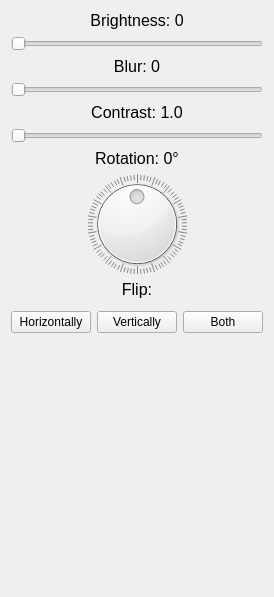
Qt form ui/edit.ui (0xC0000409/ImageProcessor) before a commit.
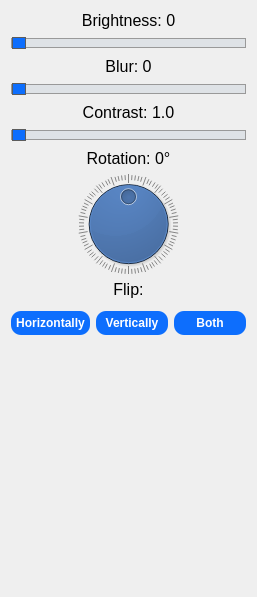
The same form after that commit.

Diff of the .ui file:
```diff
--- a/ui/edit.ui
+++ b/ui/edit.ui
@@ -20,7 +20,36 @@
    <string>Form</string>
   </property>
   <property name="styleSheet">
-   <string notr="true">font: &quot;MS Sans Serif&quot;;</string>
+   <string notr="true">QPushButton {
+	background-color: #0d6efd;
+	border-radius: 10px;
+	padding: 5px;
+	color: white;
+	font-weight: bold;
+}
+
+QPushButton:hover {
+	background-color: #01388a;
+}
+
+QSlider::groove:horizontal {
+    border: 1px solid #999999;
+    height: 8px;
+    background: #dee2e6;
+    margin: 2px 0;
+}
+
+QSlider::handle:horizontal {
+    background: #0d6efd;
+    border: 1px solid #5c5c5c;
+    width: 12px;
+    margin: -2px 0;
+    border-radius: 10px;
+}
+
+QDial {
+	background-color: #01388a;
+}</string>
   </property>
   <layout class="QVBoxLayout" name="verticalLayout">
    <item>
@@ -39,6 +68,9 @@
        <bold>false</bold>
       </font>
      </property>
+     <property name="styleSheet">
+      <string notr="true"/>
+     </property>
      <property name="text">
       <string>Brightness: 0</string>
      </property>
@@ -173,6 +205,9 @@
    </item>
    <item>
     <widget class="QDial" name="rotationDial">
+     <property name="styleSheet">
+      <string notr="true"/>
+     </property>
      <property name="maximum">
       <number>360</number>
      </property>
```
